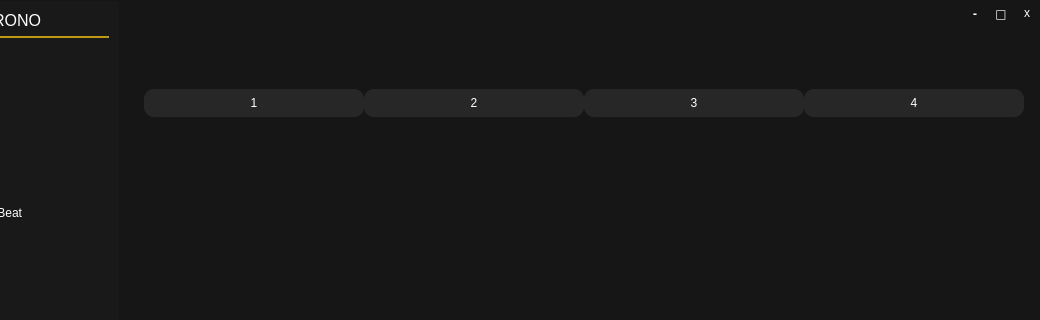
Old version of the form mainwindow.ui in the repository illud/crono; both pictures show x 126 to 1166 and y 0 to 320 of the 1166 by 698 pixel window.
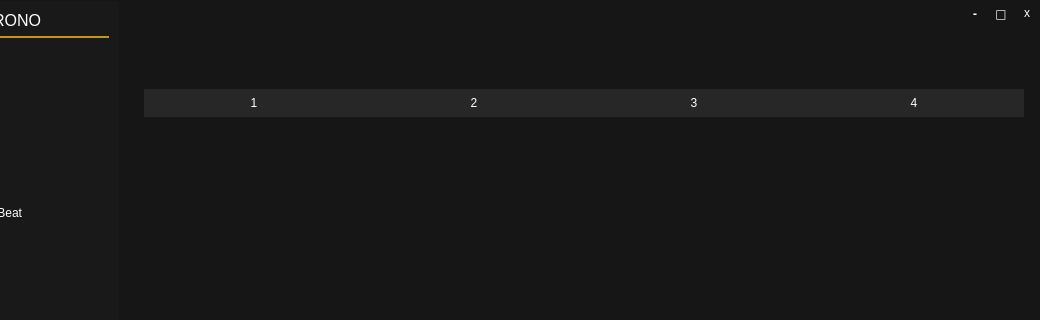
New version of the form. Icons and pictures are not drawn. Custom widgets are drawn as their Qt base class.

Commit message: Added round images and transparent background to howlongtobeat table widget

The edit to the form file:
```diff
--- a/mainwindow.ui
+++ b/mainwindow.ui
@@ -632,7 +632,7 @@
 QTableWidget::item:focus {border:none;}
 
 QHeaderView::section {
-	border-radius: 10px;
+	border-radius: 0px;
     background-color: rgb(39, 39, 39);
 	color: #ffffff;
     border: none;
```
The commit also changes 2 other files.
